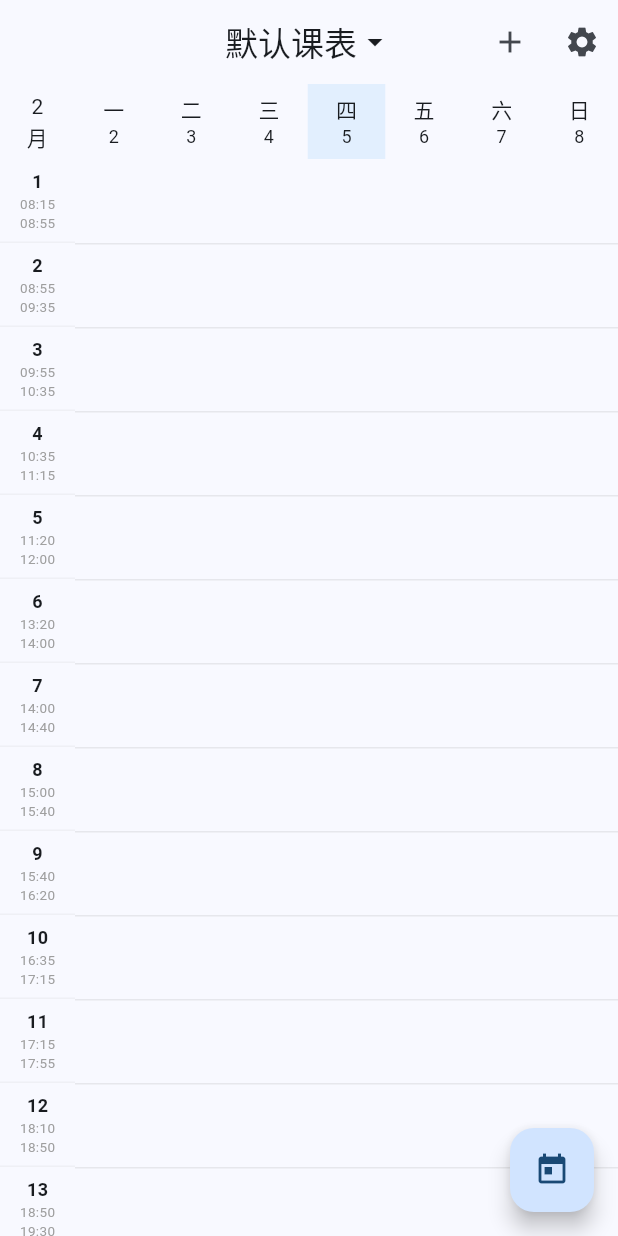
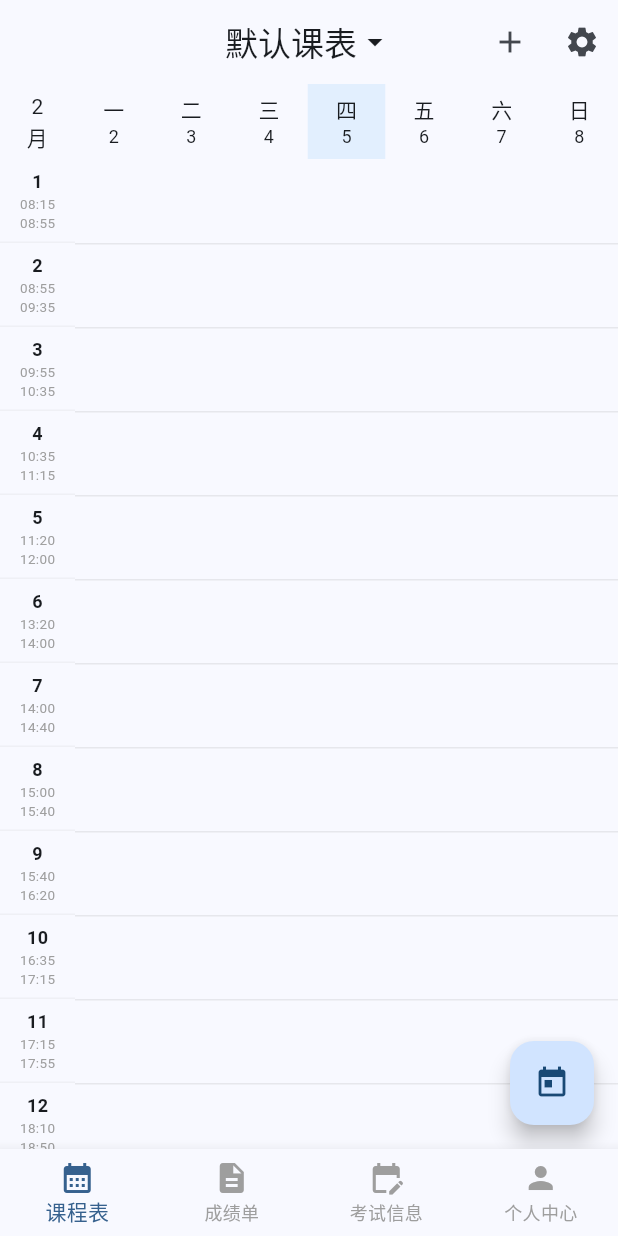
Before and after one commit to HsxMark/MySUES, a Flutter app: the screen it shows after launch, on a phone screen of 412 x 824 dp. Run offline on Flutter 3.47's test engine with Material 3 defaults, Android fonts, the phone set to English and light mode, and no system bars; our stand-ins replace shared_preferences.

Commit message:
新增「成绩单」「考试信息」，「个人中心」三个空白页面

```diff
--- a/lib/main.dart
+++ b/lib/main.dart
@@ -1,7 +1,6 @@
 import 'package:flutter/material.dart';
 import 'package:flutter_localizations/flutter_localizations.dart';
-import 'screens/main_schedule_screen.dart';
-import 'screens/schedule_screen_v2.dart';
+import 'screens/main_entry_screen.dart';
 
 void main() {
   runApp(const MyApp());
@@ -29,9 +28,8 @@ class MyApp extends StatelessWidget {
       ],
       supportedLocales: const [Locale('zh', 'CN'), Locale('en', 'US')],
       locale: const Locale('zh', 'CN'),
-      // 切换到新版课表界面
-      // 如需回滚，请改为 MainScheduleScreen()
-      home: const ScheduleScreenV2(),
+      // 切换到带底部导航的主界面
+      home: const MainEntryScreen(),
       debugShowCheckedModeBanner: false,
     );
   }
--- /dev/null
+++ b/lib/screens/main_entry_screen.dart
@@ -0,0 +1,63 @@
+import 'package:flutter/material.dart';
+import 'schedule_screen_v2.dart';
+import 'transcript_screen.dart';
+import 'exam_info_screen.dart';
+import 'profile_screen.dart';
+
+class MainEntryScreen extends StatefulWidget {
+  const MainEntryScreen({super.key});
+
+  @override
+  State<MainEntryScreen> createState() => _MainEntryScreenState();
+}
+
+class _MainEntryScreenState extends State<MainEntryScreen> {
+  int _currentIndex = 0;
+
+  // 页面列表
+  final List<Widget> _pages = [
+    const ScheduleScreenV2(),
+    const TranscriptScreen(),
+    const ExamInfoScreen(),
+    const ProfileScreen(),
+  ];
+
+  @override
+  Widget build(BuildContext context) {
+    return Scaffold(
+      body: IndexedStack(
+        index: _currentIndex,
+        children: _pages,
+      ),
+      bottomNavigationBar: BottomNavigationBar(
+        currentIndex: _currentIndex,
+        onTap: (index) {
+          setState(() {
+            _currentIndex = index;
+          });
+        },
+        type: BottomNavigationBarType.fixed, // 超过3个item时需要这个，或者设置selectedItemColor等
+        selectedItemColor: Theme.of(context).primaryColor,
+        unselectedItemColor: Colors.grey,
+        items: const [
+          BottomNavigationBarItem(
+            icon: Icon(Icons.calendar_month), // 或者 table_chart
+            label: '课程表',
+          ),
+          BottomNavigationBarItem(
+            icon: Icon(Icons.description), // 或者 assignment_outlined
+            label: '成绩单',
+          ),
+          BottomNavigationBarItem(
+            icon: Icon(Icons.edit_calendar), // 或者 event_note
+            label: '考试信息',
+          ),
+          BottomNavigationBarItem(
+            icon: Icon(Icons.person),
+            label: '个人中心',
+          ),
+        ],
+      ),
+    );
+  }
+}
```
Also changed, not shown: lib/screens/exam_info_screen.dart (added, +17 -0 lines), lib/screens/profile_screen.dart (added, +17 -0 lines), lib/screens/transcript_screen.dart (added, +17 -0 lines).
